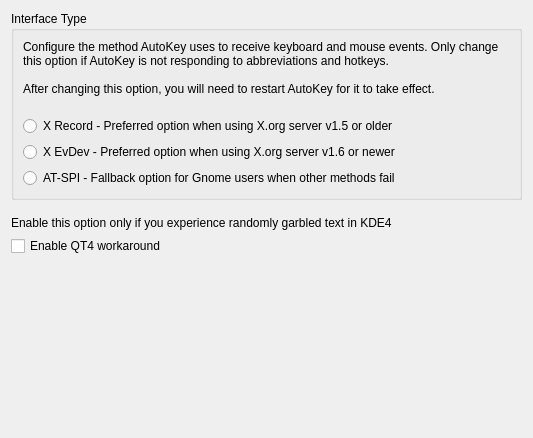
First picture: the form in uic/interfacesettings.ui, repository autokey/autokey, before the edit.
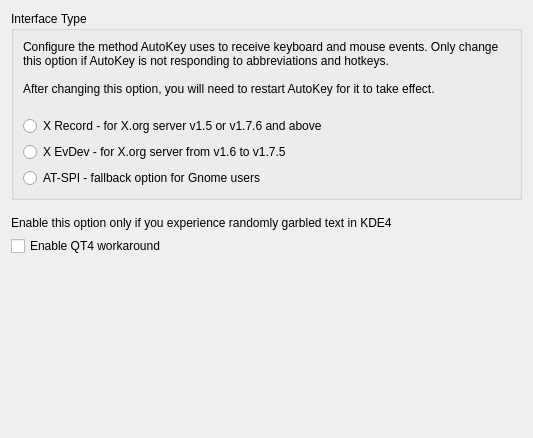
Second picture: the form after the edit.

Commit message: * Change text on interface settings page to reflect Record being fixed in x.org v1.7.6 * Fix _chooseInterface() and update it to reflect Record being fixed in x.org v1.7.6

The edit to the form file:
```diff
--- a/uic/interfacesettings.ui
+++ b/uic/interfacesettings.ui
@@ -36,21 +36,21 @@
       <item>
        <widget class="QRadioButton" name="xRecordButton">
         <property name="text">
-         <string>X Record - Preferred option when using X.org server v1.5 or older</string>
+         <string>X Record - for X.org server v1.5 or v1.7.6 and above</string>
         </property>
        </widget>
       </item>
       <item>
        <widget class="QRadioButton" name="xEvdevButton">
         <property name="text">
-         <string>X EvDev - Preferred option when using X.org server v1.6 or newer</string>
+         <string>X EvDev - for X.org server from v1.6 to v1.7.5</string>
         </property>
        </widget>
       </item>
       <item>
        <widget class="QRadioButton" name="atspiButton">
         <property name="text">
-         <string>AT-SPI - Fallback option for Gnome users when other methods fail</string>
+         <string>AT-SPI - fallback option for Gnome users</string>
         </property>
        </widget>
       </item>
```
The commit also changes 4 other files.
